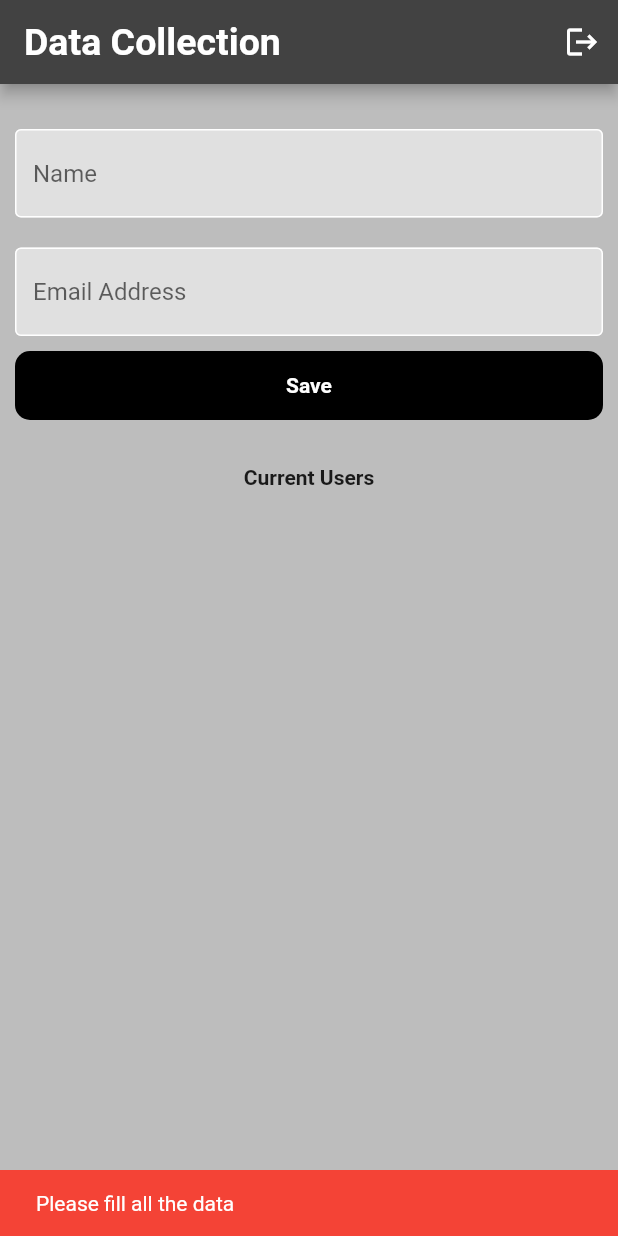
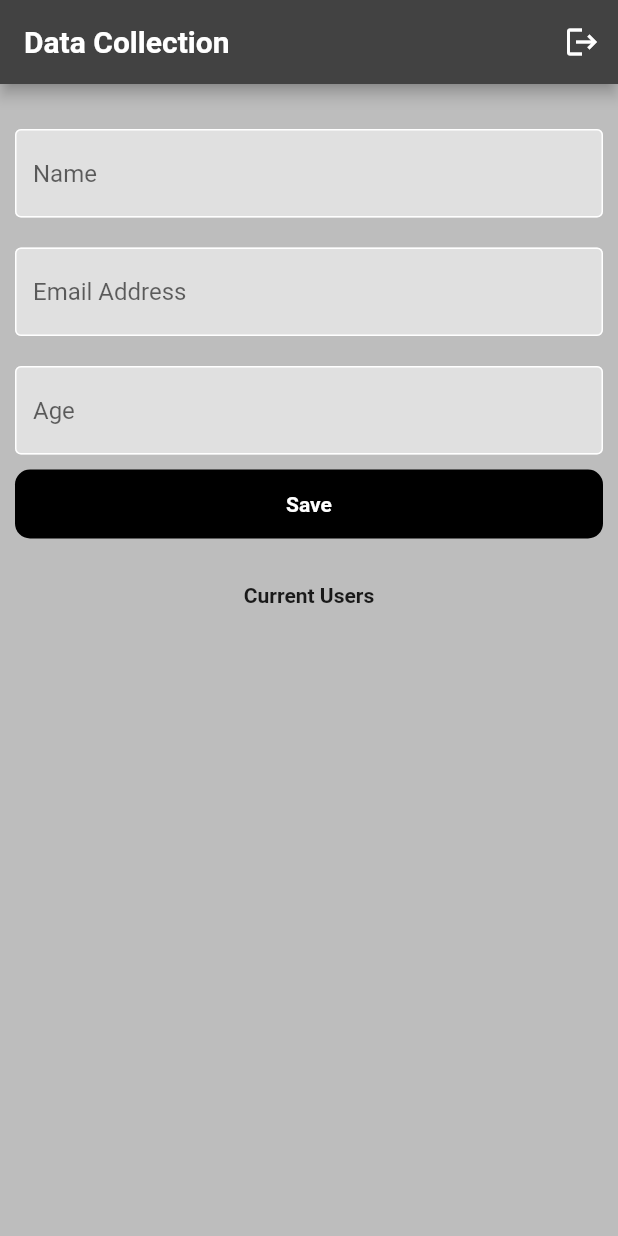
Before and after one commit to PiyushM109/Flutter_firebase, a Flutter app: the HomeScreen screen opened directly, after a tap on "Save", on a phone screen of 412 x 824 dp. Run offline on Flutter 3.47's test engine with Material 2 defaults, Android fonts, the phone set to English and light mode, and no system bars; our stand-ins replace cloud_firestore, firebase_auth, firebase_core; missing offline and left inert: dart:html; accounts and stored records are empty.

Commit message:
Ordering and filters

```diff
--- a/lib/screens/home_screen.dart
+++ b/lib/screens/home_screen.dart
@@ -2,6 +2,7 @@ import 'package:cloud_firestore/cloud_firestore.dart';
 import 'package:firebase_auth/firebase_auth.dart';
 import 'package:flutter/cupertino.dart';
 import 'package:flutter/material.dart';
+
 
 import 'components/textfield.dart';
 import 'emai_auth/login_screen.dart';
@@ -14,28 +15,31 @@ class HomeScreen extends StatefulWidget {
 }
 
 class _HomeScreenState extends State<HomeScreen> {
-  TextEditingController NameController = TextEditingController();
-  TextEditingController EmailController = TextEditingController();
+  TextEditingController nameController = TextEditingController();
+  TextEditingController emailController = TextEditingController();
+  TextEditingController ageController = TextEditingController();
 
   void logout() async {
     await FirebaseAuth.instance.signOut();
-
-    Navigator.pop(context, (route) => route.isFirst);
-
     Navigator.push(
         context, CupertinoPageRoute(builder: (context) => LoginScreen()));
   }
 
   void saveUser() {
-    String name = NameController.text.toString();
-    String email = EmailController.text.toString();
-    NameController.clear();
-    EmailController.clear();
+    String name = nameController.text.toString();
+    String email = emailController.text.toString();
+    String ageString = ageController.text.toString();
+
+    int age = int.parse(ageString);
+    nameController.clear();
+    emailController.clear();
+    ageController.clear();
 
     if (name != "" && email != "") {
       Map<String, dynamic> newUser = {
         "name": name,
         "email": email,
+        "age" : age,
       };
 
       FirebaseFirestore.instance.collection("users").add(newUser);
@@ -64,7 +68,7 @@ class _HomeScreenState extends State<HomeScreen> {
           "Data Collection",
           style: TextStyle(
             fontWeight: FontWeight.bold,
-            fontSize: 25,
+
           ),
         ),
         actions: [
@@ -88,7 +92,7 @@ class _HomeScreenState extends State<HomeScreen> {
               child: MyTextField(
                 hintText: "Name",
                 obscure: false,
-                textController: NameController,
+                textController: nameController,
               ),
             ),
             Padding(
@@ -96,12 +100,17 @@ class _HomeScreenState extends State<HomeScreen> {
               child: MyTextField(
                 hintText: "Email Address",
                 obscure: false,
-                textController: EmailController,
+                textController: emailController,
               ),
             ),
-            // const SizedBox(
-            //   height: 10,
-            // ),
+            Padding(
+              padding: const EdgeInsets.all(10.0),
+              child: MyTextField(
+                hintText: "Age",
+                obscure: false,
+                textController: ageController,
+              ),
+            ),
             Row(
               children: [
                 Expanded(
@@ -147,7 +156,7 @@ class _HomeScreenState extends State<HomeScreen> {
             ),
             StreamBuilder(
               stream:
-                  FirebaseFirestore.instance.collection("users").snapshots(),
+                  FirebaseFirestore.instance.collection("users").orderBy("age", descending: true).snapshots(),
               builder: (context, snapshot) {
                 if (snapshot.connectionState == ConnectionState.active) {
                   if (snapshot.hasData && snapshot.data != null) {
@@ -159,9 +168,16 @@ class _HomeScreenState extends State<HomeScreen> {
                               snapshot.data!.docs[index].data()
                                   as Map<String, dynamic>;
                           String documentId = snapshot.data!.docs[index].id;
-                          return ListTile(
+                          return Container(
+                            padding: EdgeInsets.all(8),
+                            margin: EdgeInsets.only(top:10, left: 8, right: 8),
+                            decoration: BoxDecoration(
+                              borderRadius: BorderRadius.circular(10),
+                              color: Colors.grey[300],
+                            ),
+                            child: ListTile(
                               title: Text(userMap["name"]),
-                            subtitle: Text(userMap["email"]),
+                              subtitle: Text(userMap["email"] + "  (age: ${userMap["age"]})"),
                               trailing: IconButton(
                                 onPressed: () {
                                   FirebaseFirestore.instance
@@ -188,6 +204,7 @@ class _HomeScreenState extends State<HomeScreen> {
                                 },
                                 icon: Icon(Icons.delete),
                               ),
+                            ),
                           );
                         },
                       ),
```
Lines whose indentation alone changed are shown as unchanged.
